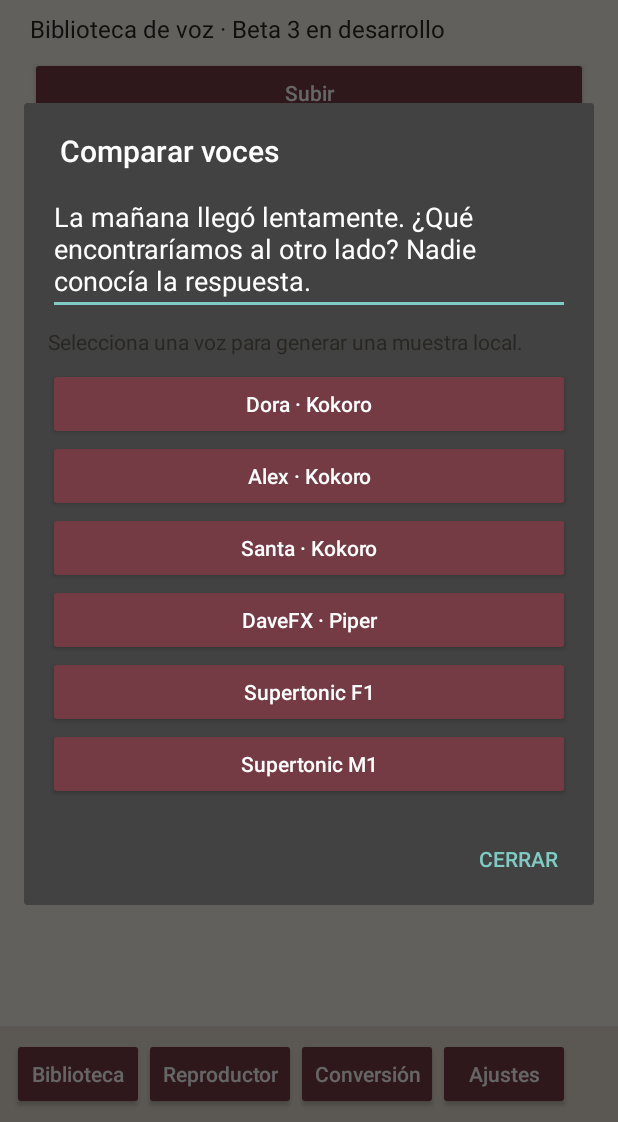
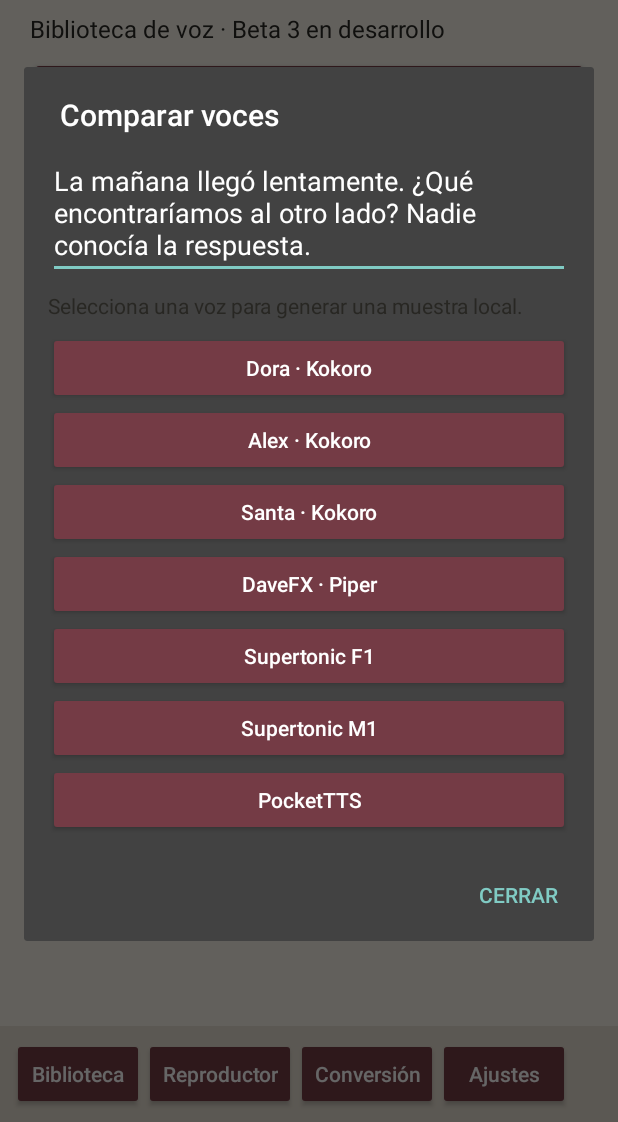
Before and after one commit to davidcadengod-arch/VoxNatural-AI., an Android app: the screen it shows after launch (MainActivity), after a tap on "Comparar voces", on a phone screen of 412 x 824 dp, the part 114-1236 px from its top. Run offline under Robolectric (Android 15) with nearby library versions, the phone set to English and light mode, and no system bars; libraries missing offline, so code that uses them is left out: com.tom_roush.pdfbox; 1 statement that could not run was skipped.

Commit message:
Enable PocketTTS selector and local consent-based WAV reference import

```diff
--- a/app/src/main/java/com/voxnatural/app/ConvertService.kt
+++ b/app/src/main/java/com/voxnatural/app/ConvertService.kt
@@ -127,7 +127,7 @@ class ConvertService:Service(){
    if(fragment>=0){require(fragment in chunks.indices){"Fragmento inexistente"};require(chunks.indices.all{File(parts,it.toString()+".done").isFile && validNeuralWav(File(parts,it.toString()+".wav"))}){"Primero completa la conversión con la configuración actual"};File(parts,fragment.toString()+".done").delete()}
    NeuralVoice(this,sid).use{voice->
     for((index,chunk) in chunks.withIndex()){
-     report((when(sid){100->"Piper: ";in 200..209->"Supertonic: ";else->"Kokoro: "})+(index+1)+" de "+chunks.size)
+     report((when(sid){100->"Piper: ";in 200..209->"Supertonic: ";300->"PocketTTS: ";else->"Kokoro: "})+(index+1)+" de "+chunks.size)
      val f=File(parts,index.toString()+".wav")
      val done=File(parts,index.toString()+".done")
      if(done.isFile && validNeuralWav(f))continue
--- a/app/src/main/java/com/voxnatural/app/MainActivity.kt
+++ b/app/src/main/java/com/voxnatural/app/MainActivity.kt
@@ -97,7 +97,7 @@ class MainActivity : Activity() {
   val panel=LinearLayout(this).apply{orientation=1;setPadding(dp(16),dp(8),dp(16),dp(8))}
   val sample=EditText(this).apply{setText("La mañana llegó lentamente. ¿Qué encontraríamos al otro lado? Nadie conocía la respuesta.");maxLines=5};panel.addView(sample)
   val result=label(panel,"Selecciona una voz para generar una muestra local.",14)
-  val choices=linkedMapOf(28 to "Dora · Kokoro",29 to "Alex · Kokoro",53 to "Santa · Kokoro",100 to "DaveFX · Piper",200 to "Supertonic F1",205 to "Supertonic M1")
+  val choices=linkedMapOf(28 to "Dora · Kokoro",29 to "Alex · Kokoro",53 to "Santa · Kokoro",100 to "DaveFX · Piper",200 to "Supertonic F1",205 to "Supertonic M1",300 to "PocketTTS")
   for((sid,name) in choices)button(panel,name){
    if(previewBusy){toast("Espera la muestra actual");return@button}
    val input=sample.text.toString().trim()
@@ -202,16 +202,17 @@ class MainActivity : Activity() {
   button(root,"Subir") {
    startActivityForResult(Intent(Intent.ACTION_OPEN_DOCUMENT).apply { type="*/*"; addCategory(Intent.CATEGORY_OPENABLE); putExtra(Intent.EXTRA_MIME_TYPES,arrayOf("application/pdf","application/vnd.openxmlformats-officedocument.wordprocessingml.document","text/plain")) },10)
   }
-  voice=Spinner(this).apply { adapter=ArrayAdapter(this@MainActivity,android.R.layout.simple_spinner_dropdown_item,arrayOf("Dora · Kokoro","Alex · Kokoro","Santa · Kokoro","DaveFX · Piper","Español · motor local de Android","Supertonic 3 · F1","Supertonic 3 · M1")) }
+  voice=Spinner(this).apply { adapter=ArrayAdapter(this@MainActivity,android.R.layout.simple_spinner_dropdown_item,arrayOf("Dora · Kokoro","Alex · Kokoro","Santa · Kokoro","DaveFX · Piper","Español · motor local de Android","Supertonic 3 · F1","Supertonic 3 · M1","PocketTTS · referencia propia")) }
   root.addView(voice)
+  button(root,"Importar referencia PocketTTS (WAV)"){android.app.AlertDialog.Builder(this).setTitle("Referencia autorizada").setMessage("Usa únicamente tu propia voz o una grabación con permiso explícito para síntesis. WAV PCM mono de 3 a 20 segundos.").setNegativeButton("Cancelar",null).setPositiveButton("Tengo autorización"){_,_->startActivityForResult(Intent(Intent.ACTION_OPEN_DOCUMENT).setType("audio/*").addCategory(Intent.CATEGORY_OPENABLE),12)}.show()}
   button(root,"Comparar voces"){compareVoices()}
   status=label(root,"Selecciona un documento",16)
   button(root,"Convertir a audio") {
    val f=selected
    if(f==null) toast("Primero selecciona un documento")
-   else startForegroundService(Intent(this,ConvertService::class.java).putExtra("id",f.name).putExtra("sid",intArrayOf(28,29,53,100,-1,200,205)[voice.selectedItemPosition]))
+   else startForegroundService(Intent(this,ConvertService::class.java).putExtra("id",f.name).putExtra("sid",intArrayOf(28,29,53,100,-1,200,205,300)[voice.selectedItemPosition]))
   }
-  button(root,"Regenerar fragmento"){val f=selected;val sid=intArrayOf(28,29,53,100,-1,200,205)[voice.selectedItemPosition];if(f==null||sid<0)toast("Selecciona un libro y una voz neuronal") else regenerate(f,sid)}
+  button(root,"Regenerar fragmento"){val f=selected;val sid=intArrayOf(28,29,53,100,-1,200,205,300)[voice.selectedItemPosition];if(f==null||sid<0)toast("Selecciona un libro y una voz neuronal") else regenerate(f,sid)}
   label(root,"Mi biblioteca",23)
   library=LinearLayout(this).apply { orientation=1 }; root.addView(library)
   render()
@@ -262,6 +263,7 @@ class MainActivity : Activity() {
   if(result!=RESULT_OK) return
   val uri=data?.data?:return
   if(request==11){ try { contentResolver.openOutputStream(uri)!!.use { out -> exportFile!!.inputStream().use { it.copyTo(out) } }; toast("Audio guardado") } catch(e:Exception){toast(e.message?:"Error")}; return }
+  if(request==12){try{val tmp=File(filesDir,"pocket-reference.tmp");contentResolver.openInputStream(uri)!!.use{input->tmp.outputStream().use{out->val buf=ByteArray(8192);var total=0;while(true){val count=input.read(buf);if(count<0)break;total+=count;require(total<=4000000){"Referencia demasiado grande"};out.write(buf,0,count)}}};PocketReference.read(tmp);require(tmp.renameTo(File(filesDir,"pocket-reference.wav"))){"No se pudo guardar referencia"};toast("Referencia autorizada guardada")}catch(e:Exception){toast(e.message?:"Referencia inválida")};return}
   if(request!=10)return
   Thread {
    var folder:File?=null
--- a/app/src/main/java/com/voxnatural/app/NeuralVoice.kt
+++ b/app/src/main/java/com/voxnatural/app/NeuralVoice.kt
@@ -4,6 +4,7 @@ import com.k2fsa.sherpa.onnx.*
 import java.io.File
 
 class NeuralVoice(context:Context, private val sid:Int):AutoCloseable {
+ private val appContext=context.applicationContext
  private val pocket=sid==300
  private val piper=sid==100
  private val supertonic=sid in 200..209
@@ -43,7 +44,7 @@ class NeuralVoice(context:Context, private val sid:Int):AutoCloseable {
    text.endsWith("?") -> 0.98f
    else -> 0.97f
   }
-  val audio=if(pocket){require(referenceAudio!=null && referenceAudio.isNotEmpty() && referenceSampleRate>0){"PocketTTS requiere una referencia de voz autorizada"};tts.generateWithConfig(text,GenerationConfig(referenceAudio=referenceAudio,referenceSampleRate=referenceSampleRate,speed=speed,numSteps=10))} else if(supertonic) tts.generateWithConfig(text,GenerationConfig(sid=sid-200,speed=speed,numSteps=8,extra=mapOf("lang" to "es"))) else tts.generate(text,if(piper)0 else sid,speed)
+  val audio=if(pocket){val ref=if(referenceAudio!=null) Pair(referenceAudio,referenceSampleRate) else PocketReference.read(File(appContext.filesDir,"pocket-reference.wav"));tts.generateWithConfig(text,GenerationConfig(referenceAudio=ref.first,referenceSampleRate=ref.second,speed=speed,numSteps=10))} else if(supertonic) tts.generateWithConfig(text,GenerationConfig(sid=sid-200,speed=speed,numSteps=8,extra=mapOf("lang" to "es"))) else tts.generate(text,if(piper)0 else sid,speed)
   require(audio.samples.isNotEmpty() && audio.samples.all{it.isFinite()}){"Audio neuronal inválido"}
   // Preserve dynamics: attenuate only peaks that risk clipping, with short edge fades.
   val samples=audio.samples
```
Also changed, not shown: app/src/main/java/com/voxnatural/app/PocketReference.kt (added, +20 -0 lines).
